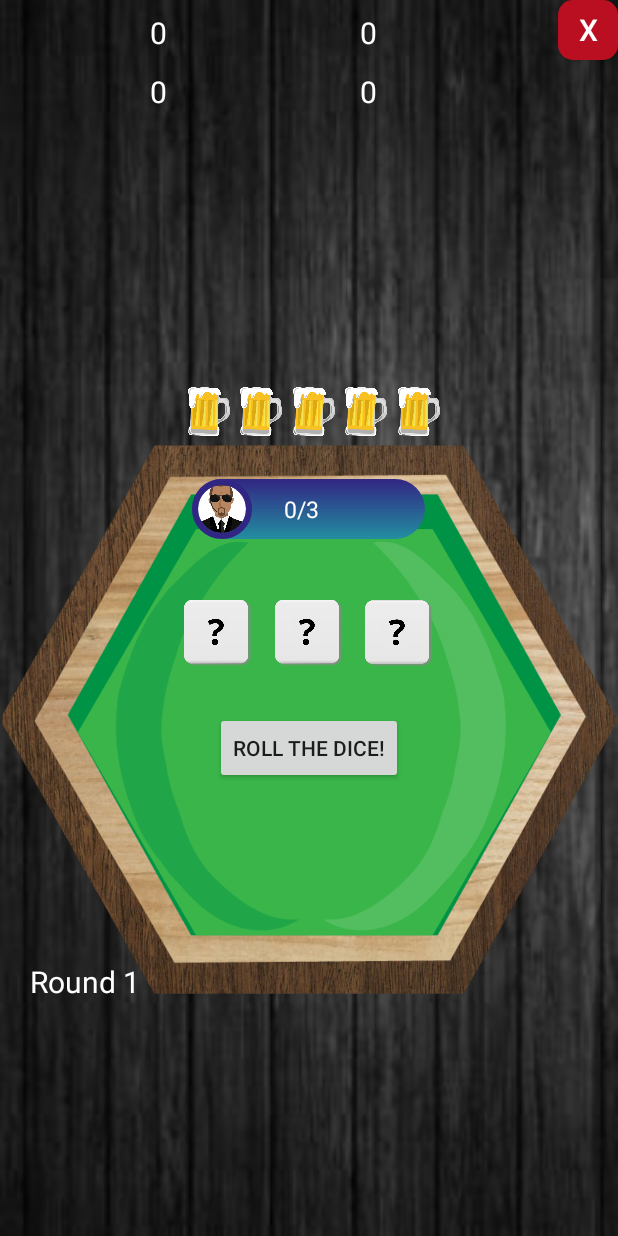
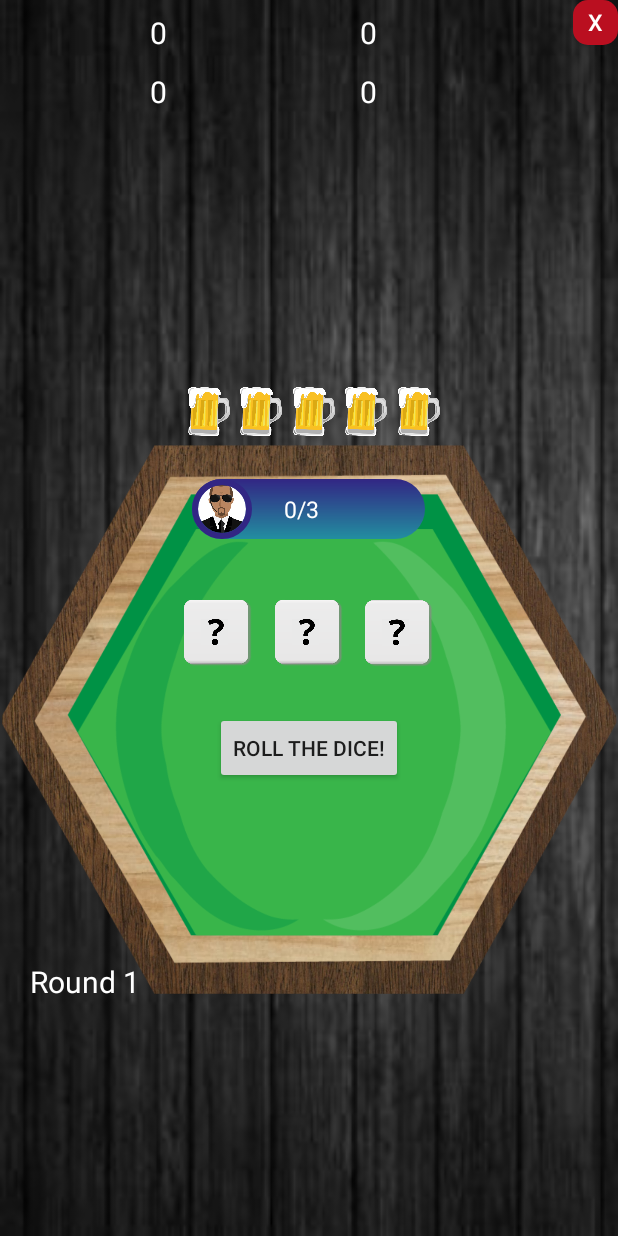
Before and after one commit to dielanophals/Pietjesbak, an Android app: the Activity2 screen opened directly, with no data from a screen before it, on a phone screen of 412 x 824 dp. Run offline under Robolectric (Android 15) with nearby library versions, the phone set to English and light mode, and no system bars; our stand-ins replace CircleImageView.

Commit message:
Update activity_2.xml

```diff
--- a/app/src/main/res/layout/activity_2.xml
+++ b/app/src/main/res/layout/activity_2.xml
@@ -15,7 +15,8 @@
         android:layout_width="wrap_content"
         android:layout_height="wrap_content"
         android:orientation="vertical"
-        >
+        tools:ignore="MissingConstraints">
+
         <ImageView
             android:layout_width="wrap_content"
             android:layout_height="wrap_content"
@@ -86,13 +87,13 @@
             />
         <Button
             android:id="@+id/quit_button"
-            android:layout_width="40dp"
-            android:layout_height="40dp"
+            android:layout_width="30dp"
+            android:layout_height="30dp"
             android:text="x"
             android:background="@drawable/quit_button"
             android:layout_alignParentRight="true"
             android:textColor="#ffff"
-            android:textSize="20sp"
+            android:textSize="15sp"
             />
 
     </RelativeLayout>
```
